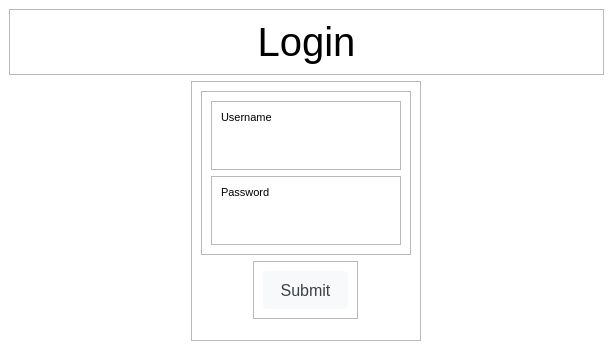
Above: ui/changePassword.ui from fajaraldev/aplikasi-pengisian-krs before the change. Below: the same form after it.
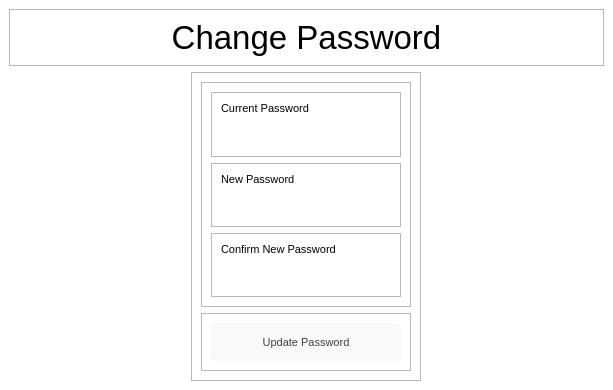
That is the form after the change.

Commit message: update: several changes UI for profile and changePassword

```diff
--- a/ui/changePassword.ui
+++ b/ui/changePassword.ui
@@ -7,7 +7,7 @@
     <x>0</x>
     <y>0</y>
     <width>613</width>
-    <height>350</height>
+    <height>390</height>
    </rect>
   </property>
   <property name="minimumSize">
@@ -19,7 +19,7 @@
   <property name="maximumSize">
    <size>
     <width>16777215</width>
-    <height>350</height>
+    <height>390</height>
    </size>
   </property>
   <property name="windowTitle">
@@ -69,7 +69,7 @@
    <property name="maximumSize">
     <size>
      <width>16777215</width>
-     <height>350</height>
+     <height>390</height>
     </size>
    </property>
    <layout class="QVBoxLayout" name="verticalLayout">
@@ -92,11 +92,11 @@
         <widget class="QLabel" name="label">
          <property name="font">
           <font>
-           <pointsize>30</pointsize>
+           <pointsize>25</pointsize>
           </font>
          </property>
          <property name="text">
-          <string>Login</string>
+          <string>Change Password</string>
          </property>
          <property name="alignment">
           <set>Qt::AlignCenter</set>
@@ -120,22 +120,34 @@
         <height>200</height>
        </size>
       </property>
+      <property name="maximumSize">
+       <size>
+        <width>16777215</width>
+        <height>390</height>
+       </size>
+      </property>
       <property name="frameShape">
        <enum>QFrame::StyledPanel</enum>
       </property>
       <property name="frameShadow">
        <enum>QFrame::Raised</enum>
       </property>
-      <layout class="QVBoxLayout" name="verticalLayout_7">
+      <layout class="QVBoxLayout" name="verticalLayout_8">
        <item>
         <widget class="QFrame" name="frame_6">
+         <property name="sizePolicy">
+          <sizepolicy hsizetype="Expanding" vsizetype="Preferred">
+           <horstretch>0</horstretch>
+           <verstretch>0</verstretch>
+          </sizepolicy>
+         </property>
          <property name="frameShape">
           <enum>QFrame::StyledPanel</enum>
          </property>
          <property name="frameShadow">
           <enum>QFrame::Raised</enum>
          </property>
-         <layout class="QVBoxLayout" name="verticalLayout_6">
+         <layout class="QVBoxLayout" name="verticalLayout_7">
           <item>
            <widget class="QFrame" name="frame_5">
             <property name="minimumSize">
@@ -165,7 +177,7 @@
                 </font>
                </property>
                <property name="text">
-                <string>Username</string>
+                <string>Current Password</string>
                </property>
               </widget>
              </item>
@@ -182,8 +194,8 @@
                  <pointsize>16</pointsize>
                 </font>
                </property>
-               <property name="autoFillBackground">
-                <bool>false</bool>
+               <property name="echoMode">
+                <enum>QLineEdit::Password</enum>
                </property>
               </widget>
              </item>
@@ -219,12 +231,66 @@
                 </font>
                </property>
                <property name="text">
-                <string>Password</string>
+                <string>New Password</string>
                </property>
               </widget>
              </item>
              <item>
-              <widget class="QLineEdit" name="txtPassword">
+              <widget class="QLineEdit" name="txtNewPassword">
+               <property name="maximumSize">
+                <size>
+                 <width>170</width>
+                 <height>16777215</height>
+                </size>
+               </property>
+               <property name="font">
+                <font>
+                 <pointsize>16</pointsize>
+                </font>
+               </property>
+               <property name="echoMode">
+                <enum>QLineEdit::Password</enum>
+               </property>
+              </widget>
+             </item>
+            </layout>
+           </widget>
+          </item>
+          <item>
+           <widget class="QFrame" name="frame_8">
+            <property name="minimumSize">
+             <size>
+              <width>0</width>
+              <height>0</height>
+             </size>
+            </property>
+            <property name="maximumSize">
+             <size>
+              <width>16777215</width>
+              <height>16777215</height>
+             </size>
+            </property>
+            <property name="frameShape">
+             <enum>QFrame::StyledPanel</enum>
+            </property>
+            <property name="frameShadow">
+             <enum>QFrame::Raised</enum>
+            </property>
+            <layout class="QVBoxLayout" name="verticalLayout_6">
+             <item>
+              <widget class="QLabel" name="label_6">
+               <property name="font">
+                <font>
+                 <pointsize>8</pointsize>
+                </font>
+               </property>
+               <property name="text">
+                <string>Confirm New Password</string>
+               </property>
+              </widget>
+             </item>
+             <item>
+              <widget class="QLineEdit" name="txtConfirmPassword">
                <property name="maximumSize">
                 <size>
                  <width>170</width>
@@ -247,7 +313,7 @@
          </layout>
         </widget>
        </item>
-       <item alignment="Qt::AlignHCenter|Qt::AlignTop">
+       <item>
         <widget class="QFrame" name="frame_3">
          <property name="frameShape">
           <enum>QFrame::StyledPanel</enum>
@@ -266,17 +332,17 @@
             </property>
             <property name="maximumSize">
              <size>
-              <width>100</width>
+              <width>16777215</width>
               <height>16777215</height>
              </size>
             </property>
             <property name="font">
              <font>
-              <pointsize>12</pointsize>
+              <pointsize>8</pointsize>
              </font>
             </property>
             <property name="text">
-             <string>Submit</string>
+             <string>Update Password</string>
             </property>
            </widget>
           </item>
```
Left out of the diff: 2 changed lines with no effect on the pictures. The commit also changes 1 other file.
